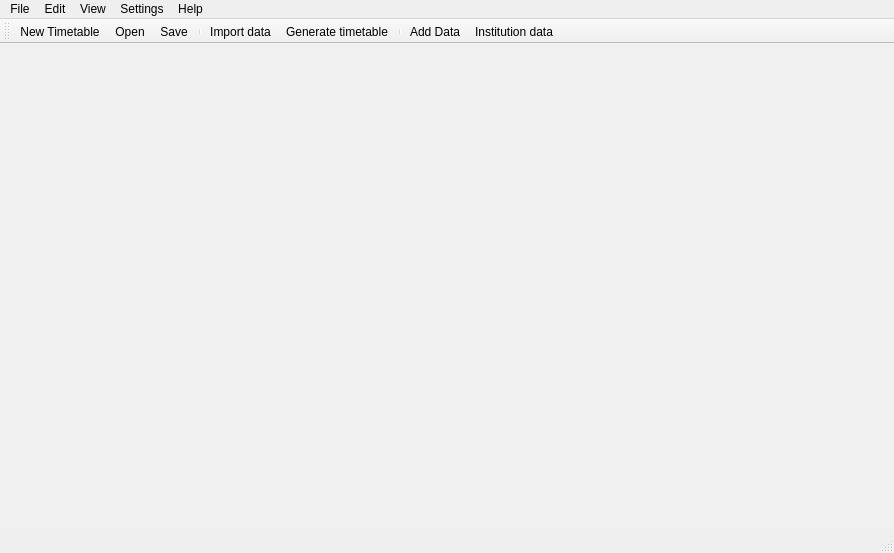
Qt form Orar/OrarApp/OrarApp.ui (alexandrutm/UnivTimetable) before a commit.
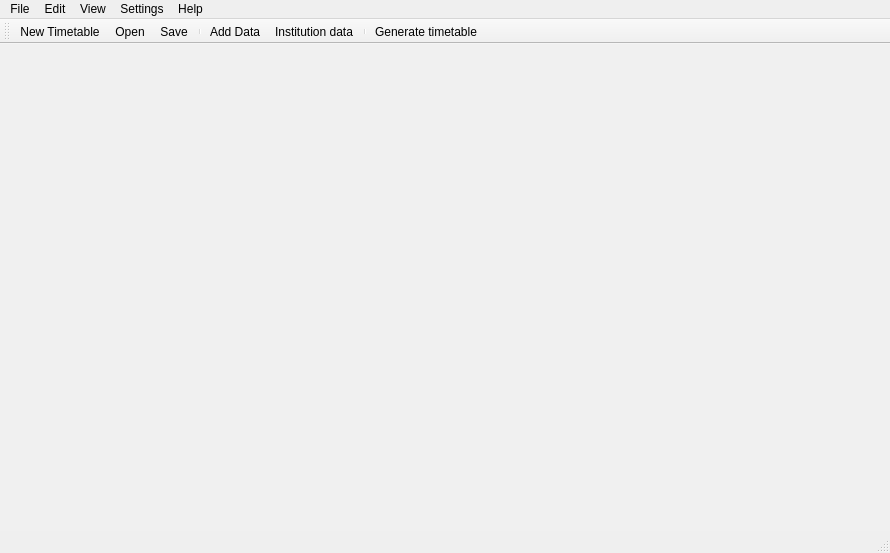
The same form after that commit. Icons and pictures are not drawn.

The edit to the form file:
```diff
--- a/Orar/OrarApp/OrarApp.ui
+++ b/Orar/OrarApp/OrarApp.ui
@@ -6,7 +6,7 @@
    <rect>
     <x>0</x>
     <y>0</y>
-    <width>894</width>
+    <width>890</width>
     <height>553</height>
    </rect>
   </property>
@@ -53,8 +53,8 @@
     <rect>
      <x>0</x>
      <y>0</y>
-     <width>894</width>
-     <height>21</height>
+     <width>890</width>
+     <height>22</height>
     </rect>
    </property>
    <widget class="QMenu" name="menuFile">
@@ -117,11 +117,10 @@
    <addaction name="mOpen"/>
    <addaction name="mSave"/>
    <addaction name="separator"/>
-   <addaction name="mImport_data"/>
-   <addaction name="mGenerate"/>
-   <addaction name="separator"/>
    <addaction name="mData"/>
    <addaction name="mInstitutionData"/>
+   <addaction name="separator"/>
+   <addaction name="mGenerate"/>
   </widget>
   <widget class="QStatusBar" name="statusBar"/>
   <action name="mNew">
```
